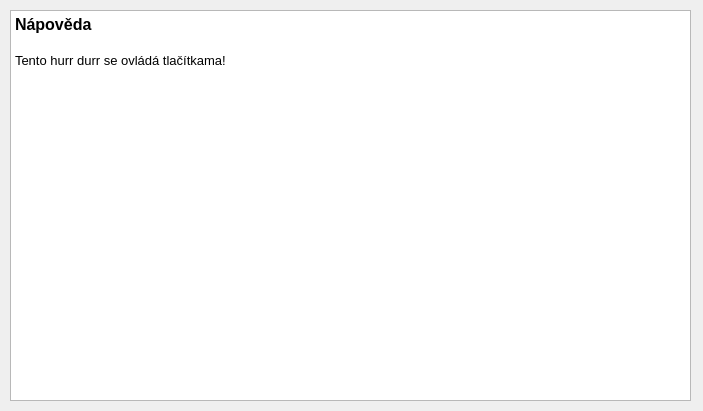
This is client/helpdialog.ui in garretraziel/icp as Qt 5 draws it before an edit. The edited form follows.
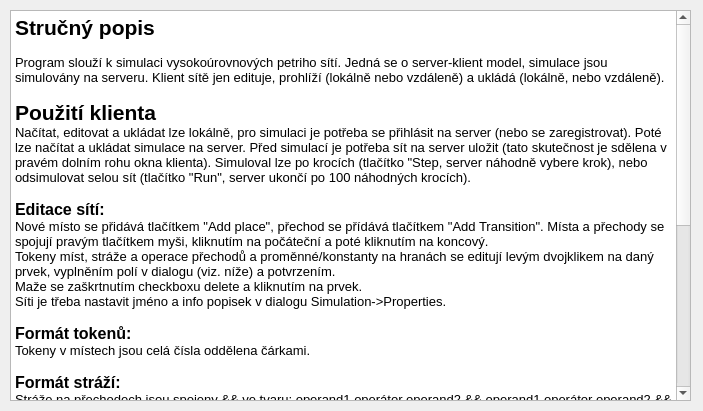
This is the edited form.

```diff
--- a/client/helpdialog.ui
+++ b/client/helpdialog.ui
@@ -30,9 +30,41 @@
 &lt;html&gt;&lt;head&gt;&lt;meta name=&quot;qrichtext&quot; content=&quot;1&quot; /&gt;&lt;style type=&quot;text/css&quot;&gt;
 p, li { white-space: pre-wrap; }
 &lt;/style&gt;&lt;/head&gt;&lt;body style=&quot; font-family:'Sans Serif'; font-size:9pt; font-weight:400; font-style:normal;&quot;&gt;
-&lt;p style=&quot; margin-top:0px; margin-bottom:0px; margin-left:0px; margin-right:0px; -qt-block-indent:0; text-indent:0px;&quot;&gt;&lt;span style=&quot; font-size:12pt; font-weight:600;&quot;&gt;Nápověda&lt;/span&gt;&lt;/p&gt;
-&lt;p style=&quot;-qt-paragraph-type:empty; margin-top:0px; margin-bottom:0px; margin-left:0px; margin-right:0px; -qt-block-indent:0; text-indent:0px; font-size:12pt; font-weight:600;&quot;&gt;&lt;/p&gt;
-&lt;p style=&quot; margin-top:0px; margin-bottom:0px; margin-left:0px; margin-right:0px; -qt-block-indent:0; text-indent:0px;&quot;&gt;&lt;span style=&quot; font-size:10pt;&quot;&gt;Tento hurr durr se ovládá tlačítkama!&lt;/span&gt;&lt;/p&gt;&lt;/body&gt;&lt;/html&gt;</string>
+&lt;p style=&quot; margin-top:0px; margin-bottom:0px; margin-left:0px; margin-right:0px; -qt-block-indent:0; text-indent:0px;&quot;&gt;&lt;span style=&quot; font-size:16pt; font-weight:600;&quot;&gt;Stručný popis&lt;/span&gt;&lt;/p&gt;
+&lt;p style=&quot;-qt-paragraph-type:empty; margin-top:0px; margin-bottom:0px; margin-left:0px; margin-right:0px; -qt-block-indent:0; text-indent:0px; font-size:10pt; font-weight:600;&quot;&gt;&lt;/p&gt;
+&lt;p style=&quot; margin-top:0px; margin-bottom:0px; margin-left:0px; margin-right:0px; -qt-block-indent:0; text-indent:0px;&quot;&gt;&lt;span style=&quot; font-size:10pt;&quot;&gt;Program slouží k simulaci vysokoúrovnových petriho sítí. Jedná se o server-klient model, simulace jsou simulovány na serveru. Klient sítě jen edituje, prohlíží (lokálně nebo vzdáleně) a ukládá (lokálně, nebo vzdáleně).&lt;/span&gt;&lt;/p&gt;
+&lt;p style=&quot;-qt-paragraph-type:empty; margin-top:0px; margin-bottom:0px; margin-left:0px; margin-right:0px; -qt-block-indent:0; text-indent:0px; font-size:10pt;&quot;&gt;&lt;/p&gt;
+&lt;p style=&quot; margin-top:0px; margin-bottom:0px; margin-left:0px; margin-right:0px; -qt-block-indent:0; text-indent:0px;&quot;&gt;&lt;span style=&quot; font-size:16pt; font-weight:600;&quot;&gt;Použití klienta&lt;/span&gt;&lt;/p&gt;
+&lt;p style=&quot; margin-top:0px; margin-bottom:0px; margin-left:0px; margin-right:0px; -qt-block-indent:0; text-indent:0px;&quot;&gt;&lt;span style=&quot; font-size:10pt;&quot;&gt;Načítat, editovat a ukládat lze lokálně, pro simulaci je potřeba se přihlásit na server (nebo se zaregistrovat). Poté lze načítat a ukládat simulace na server. Před simulací je potřeba sít na server uložit (tato skutečnost je sdělena v pravém dolním rohu okna klienta). Simuloval lze po krocích (tlačítko &amp;quot;Step, server náhodně vybere krok), nebo odsimulovat selou sít (tlačítko &amp;quot;Run&amp;quot;, server ukončí po 100 náhodných krocích).&lt;/span&gt;&lt;/p&gt;
+&lt;p style=&quot;-qt-paragraph-type:empty; margin-top:0px; margin-bottom:0px; margin-left:0px; margin-right:0px; -qt-block-indent:0; text-indent:0px; font-size:10pt;&quot;&gt;&lt;/p&gt;
+&lt;p style=&quot; margin-top:0px; margin-bottom:0px; margin-left:0px; margin-right:0px; -qt-block-indent:0; text-indent:0px;&quot;&gt;&lt;span style=&quot; font-size:12pt; font-weight:600;&quot;&gt;Editace sítí:&lt;/span&gt;&lt;/p&gt;
+&lt;p style=&quot; margin-top:0px; margin-bottom:0px; margin-left:0px; margin-right:0px; -qt-block-indent:0; text-indent:0px;&quot;&gt;&lt;span style=&quot; font-size:10pt;&quot;&gt;Nové místo se přidává tlačítkem &amp;quot;Add place&amp;quot;, přechod se přídává tlačítkem &amp;quot;Add Transition&amp;quot;. Místa a přechody se spojují pravým tlačítkem myši, kliknutím na počáteční a poté kliknutím na koncový.&lt;/span&gt;&lt;/p&gt;
+&lt;p style=&quot; margin-top:0px; margin-bottom:0px; margin-left:0px; margin-right:0px; -qt-block-indent:0; text-indent:0px;&quot;&gt;&lt;span style=&quot; font-size:10pt;&quot;&gt;Tokeny míst, stráže a operace přechodů a proměnné/konstanty na hranách se editují levým dvojklikem na daný prvek, vyplněním polí v dialogu (viz. níže) a potvrzením.&lt;/span&gt;&lt;/p&gt;
+&lt;p style=&quot; margin-top:0px; margin-bottom:0px; margin-left:0px; margin-right:0px; -qt-block-indent:0; text-indent:0px;&quot;&gt;&lt;span style=&quot; font-size:10pt;&quot;&gt;Maže se zaškrtnutím checkboxu delete a kliknutím na prvek.&lt;/span&gt;&lt;/p&gt;
+&lt;p style=&quot; margin-top:0px; margin-bottom:0px; margin-left:0px; margin-right:0px; -qt-block-indent:0; text-indent:0px;&quot;&gt;&lt;span style=&quot; font-size:10pt;&quot;&gt;Síti je třeba nastavit jméno a info popisek v dialogu Simulation-&amp;gt;Properties.&lt;/span&gt;&lt;/p&gt;
+&lt;p style=&quot;-qt-paragraph-type:empty; margin-top:0px; margin-bottom:0px; margin-left:0px; margin-right:0px; -qt-block-indent:0; text-indent:0px; font-size:10pt;&quot;&gt;&lt;/p&gt;
+&lt;p style=&quot; margin-top:0px; margin-bottom:0px; margin-left:0px; margin-right:0px; -qt-block-indent:0; text-indent:0px;&quot;&gt;&lt;span style=&quot; font-size:12pt; font-weight:600;&quot;&gt;Formát tokenů:&lt;/span&gt;&lt;/p&gt;
+&lt;p style=&quot; margin-top:0px; margin-bottom:0px; margin-left:0px; margin-right:0px; -qt-block-indent:0; text-indent:0px;&quot;&gt;&lt;span style=&quot; font-size:10pt;&quot;&gt;Tokeny v místech jsou celá čísla oddělena čárkami.&lt;/span&gt;&lt;/p&gt;
+&lt;p style=&quot;-qt-paragraph-type:empty; margin-top:0px; margin-bottom:0px; margin-left:0px; margin-right:0px; -qt-block-indent:0; text-indent:0px; font-size:10pt;&quot;&gt;&lt;/p&gt;
+&lt;p style=&quot; margin-top:0px; margin-bottom:0px; margin-left:0px; margin-right:0px; -qt-block-indent:0; text-indent:0px;&quot;&gt;&lt;span style=&quot; font-size:12pt; font-weight:600;&quot;&gt;Formát stráží:&lt;/span&gt;&lt;/p&gt;
+&lt;p style=&quot; margin-top:0px; margin-bottom:0px; margin-left:0px; margin-right:0px; -qt-block-indent:0; text-indent:0px;&quot;&gt;&lt;span style=&quot; font-size:10pt;&quot;&gt;Stráže na přechodech jsou spojeny &amp;amp;&amp;amp; ve tvaru: operand1 operátor operand2 &amp;amp;&amp;amp; operand1 operátor operand2 &amp;amp;&amp;amp; ... &amp;amp;&amp;amp; ... &lt;/span&gt;&lt;/p&gt;
+&lt;p style=&quot; margin-top:0px; margin-bottom:0px; margin-left:0px; margin-right:0px; -qt-block-indent:0; text-indent:0px;&quot;&gt;&lt;span style=&quot; font-size:10pt;&quot;&gt;Možné operátory: &amp;gt;, &amp;gt;=, &amp;lt;, &amp;lt;=, == a !=&lt;/span&gt;&lt;/p&gt;
+&lt;p style=&quot; margin-top:0px; margin-bottom:0px; margin-left:0px; margin-right:0px; -qt-block-indent:0; text-indent:0px;&quot;&gt;&lt;span style=&quot; font-size:10pt;&quot;&gt;Př.:  x&amp;gt;y &amp;amp;&amp;amp; y == 5 &amp;amp;&amp;amp; z &amp;lt; 0&lt;/span&gt;&lt;/p&gt;
+&lt;p style=&quot;-qt-paragraph-type:empty; margin-top:0px; margin-bottom:0px; margin-left:0px; margin-right:0px; -qt-block-indent:0; text-indent:0px; font-size:10pt;&quot;&gt;&lt;/p&gt;
+&lt;p style=&quot; margin-top:0px; margin-bottom:0px; margin-left:0px; margin-right:0px; -qt-block-indent:0; text-indent:0px;&quot;&gt;&lt;span style=&quot; font-size:12pt; font-weight:600;&quot;&gt;Formát operací:&lt;/span&gt;&lt;/p&gt;
+&lt;p style=&quot; margin-top:0px; margin-bottom:0px; margin-left:0px; margin-right:0px; -qt-block-indent:0; text-indent:0px;&quot;&gt;&lt;span style=&quot; font-size:10pt;&quot;&gt;Operace na přechodech jsou odděleny středníkem ve tvaru: výstup1 = operátor operand1 operátor operand2 operátor; výstup2 = operátor operand1 ...&lt;/span&gt;&lt;/p&gt;
+&lt;p style=&quot; margin-top:0px; margin-bottom:0px; margin-left:0px; margin-right:0px; -qt-block-indent:0; text-indent:0px;&quot;&gt;&lt;span style=&quot; font-size:10pt;&quot;&gt;Možné operátory: + a -&lt;/span&gt;&lt;/p&gt;
+&lt;p style=&quot; margin-top:0px; margin-bottom:0px; margin-left:0px; margin-right:0px; -qt-block-indent:0; text-indent:0px;&quot;&gt;&lt;span style=&quot; font-size:10pt;&quot;&gt;Př.: o = x+y+z-5; p=-5; q=+y&lt;/span&gt;&lt;/p&gt;
+&lt;p style=&quot;-qt-paragraph-type:empty; margin-top:0px; margin-bottom:0px; margin-left:0px; margin-right:0px; -qt-block-indent:0; text-indent:0px; font-size:10pt;&quot;&gt;&lt;/p&gt;
+&lt;p style=&quot;-qt-paragraph-type:empty; margin-top:0px; margin-bottom:0px; margin-left:0px; margin-right:0px; -qt-block-indent:0; text-indent:0px; font-size:10pt;&quot;&gt;&lt;/p&gt;
+&lt;p style=&quot; margin-top:0px; margin-bottom:0px; margin-left:0px; margin-right:0px; -qt-block-indent:0; text-indent:0px;&quot;&gt;&lt;span style=&quot; font-size:16pt; font-weight:600;&quot;&gt;Použití serveru&lt;/span&gt;&lt;/p&gt;
+&lt;p style=&quot;-qt-paragraph-type:empty; margin-top:0px; margin-bottom:0px; margin-left:0px; margin-right:0px; -qt-block-indent:0; text-indent:0px; font-size:10pt;&quot;&gt;&lt;/p&gt;
+&lt;p style=&quot; margin-top:0px; margin-bottom:0px; margin-left:0px; margin-right:0px; -qt-block-indent:0; text-indent:0px;&quot;&gt;&lt;span style=&quot; font-size:10pt;&quot;&gt;Stačí pouze spustit binární soubor se serverem. Server beží na portu 11899.&lt;/span&gt;&lt;/p&gt;
+&lt;p style=&quot;-qt-paragraph-type:empty; margin-top:0px; margin-bottom:0px; margin-left:0px; margin-right:0px; -qt-block-indent:0; text-indent:0px; font-size:10pt;&quot;&gt;&lt;/p&gt;
+&lt;p style=&quot;-qt-paragraph-type:empty; margin-top:0px; margin-bottom:0px; margin-left:0px; margin-right:0px; -qt-block-indent:0; text-indent:0px; font-size:10pt;&quot;&gt;&lt;/p&gt;
+&lt;p style=&quot;-qt-paragraph-type:empty; margin-top:0px; margin-bottom:0px; margin-left:0px; margin-right:0px; -qt-block-indent:0; text-indent:0px; font-size:10pt;&quot;&gt;&lt;/p&gt;
+&lt;p style=&quot;-qt-paragraph-type:empty; margin-top:0px; margin-bottom:0px; margin-left:0px; margin-right:0px; -qt-block-indent:0; text-indent:0px; font-size:10pt;&quot;&gt;&lt;/p&gt;
+&lt;p style=&quot;-qt-paragraph-type:empty; margin-top:0px; margin-bottom:0px; margin-left:0px; margin-right:0px; -qt-block-indent:0; text-indent:0px; font-size:10pt;&quot;&gt;&lt;/p&gt;&lt;/body&gt;&lt;/html&gt;</string>
    </property>
   </widget>
  </widget>
```
